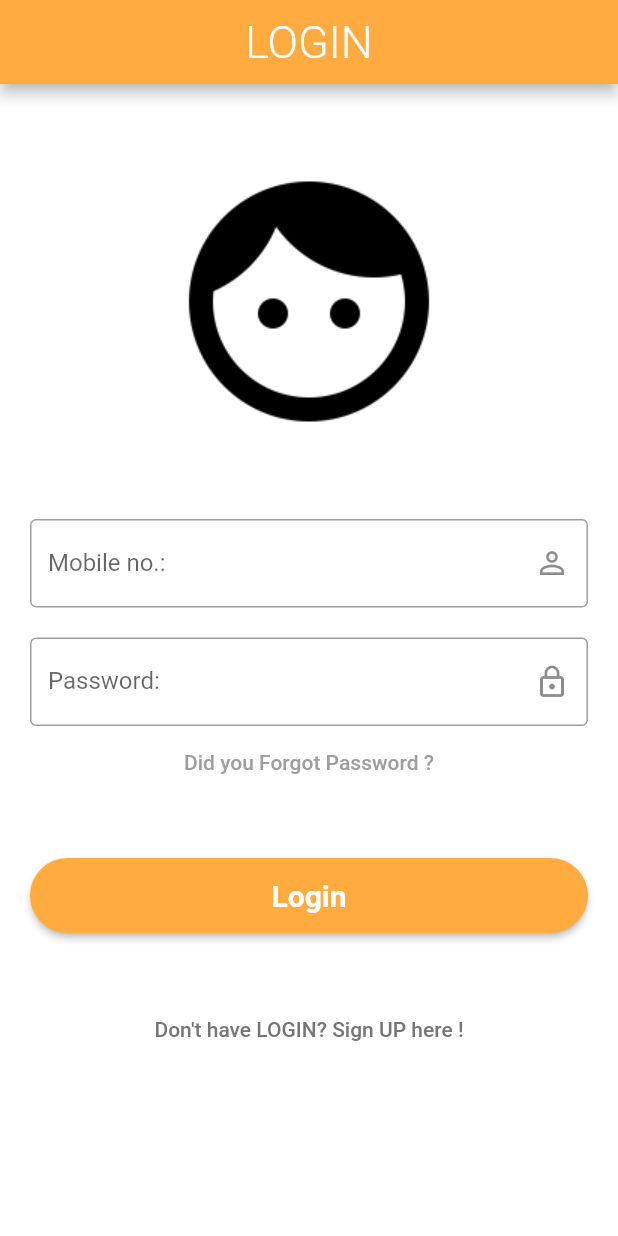
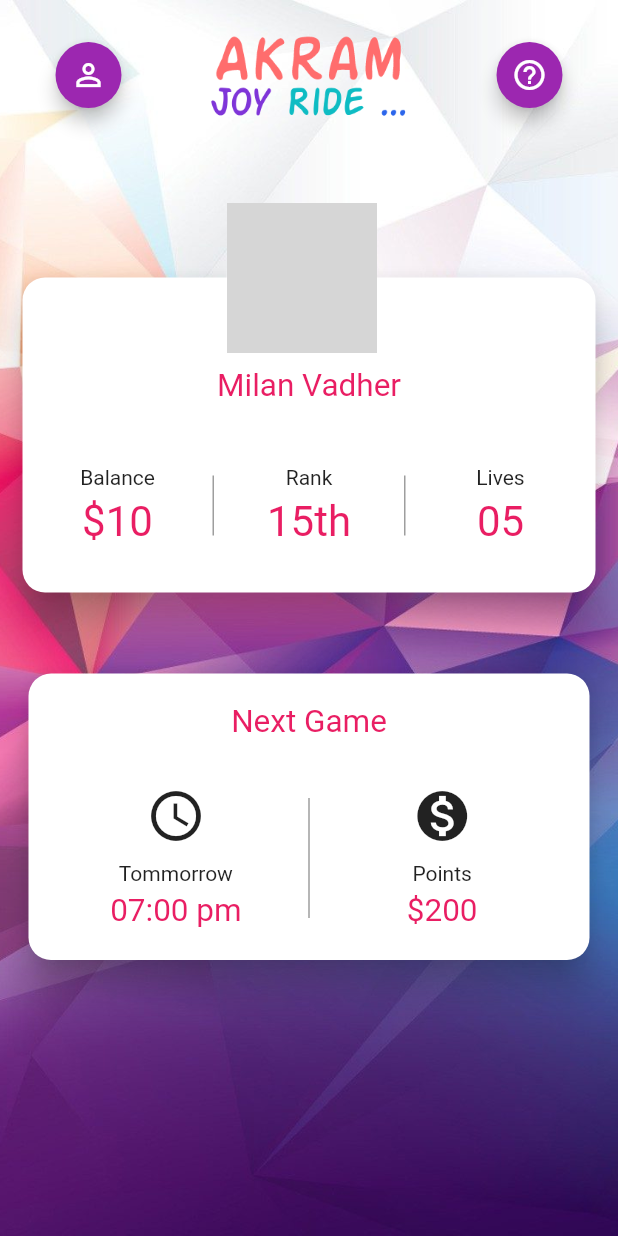
Before and after one commit to divyangmistry/gnan-g, a Flutter app: the screen it shows after launch, on a phone screen of 412 x 824 dp. Run offline on Flutter 3.47's test engine with Material 2 defaults, Android fonts, the phone set to English and light mode, and no system bars; our stand-ins replace shared_preferences; network calls fail; Roboto replaces fonts that are missing (GoogleSans); grey boxes are pictures that could not be loaded.

Commit message:
Create new design for starting

```diff
--- /dev/null
+++ b/lib/UI/game_level.dart
@@ -0,0 +1,244 @@
+import 'package:flutter/material.dart';
+
+class GameLevelPage extends StatefulWidget {
+  @override
+  State<StatefulWidget> createState() => new GameLevelPageState();
+}
+
+class GameLevelPageState extends State<GameLevelPage> {
+  @override
+  Widget build(BuildContext context) {
+    return new Scaffold(
+      backgroundColor: Colors.white,
+      body: new Container(
+        decoration: new BoxDecoration(
+          image: DecorationImage(
+            image: AssetImage('images/bkg.jpg'),
+            fit: BoxFit.cover,
+          ),
+        ),
+        child: new SafeArea(
+          child: new ListView(
+            padding: EdgeInsets.all(15.0),
+            children: <Widget>[
+              _gameBar(),
+              SizedBox(
+                height: 50.0,
+              ),
+              _userCard(),
+              SizedBox(
+                height: 50.0,
+              ),
+              _bonusRoundInfo(),
+            ],
+          ),
+        ),
+      ),
+    );
+  }
+
+  Widget _gameBar() {
+    return new Row(
+      children: <Widget>[
+        _iconButton(
+          Icon(
+            Icons.person_outline,
+            color: Colors.white,
+          ),
+        ),
+        new Expanded(
+          child: Center(
+            child: Image.asset(
+              'images/logo.png',
+              height: 70.0,
+            ),
+          ),
+        ),
+        _iconButton(
+          Icon(
+            Icons.help_outline,
+            color: Colors.white,
+          ),
+        ),
+      ],
+    );
+  }
+
+  Widget _userCard() {
+    return new Container(
+      height: 260,
+      child: new Stack(
+        children: <Widget>[
+          _userDetail(),
+          Positioned(
+            top: 0,
+            left: MediaQuery.of(context).size.width / 2 - 70,
+            child: _userAvatar(),
+          ),
+        ],
+      ),
+    );
+  }
+
+  Widget _bonusRoundInfo() {
+    return Card(
+      elevation: 10.0,
+      shape: RoundedRectangleBorder(
+        borderRadius: BorderRadius.circular(15.0),
+      ),
+      child: Padding(
+        padding: EdgeInsets.all(20.0),
+        child: Column(
+          children: <Widget>[
+            Text(
+              'Next Game',
+              textScaleFactor: 1.5,
+              style: TextStyle(color: Colors.pink),
+            ),
+            SizedBox(
+              height: 30.0,
+            ),
+            Row(
+              children: <Widget>[
+                _bonusData(Icons.access_time, 'Tommorrow', '07:00 pm'),
+                VerticalDivider(
+                  height: 80.0,
+                ),
+                _bonusData(Icons.monetization_on, 'Points', '\$200'),
+              ],
+            )
+          ],
+        ),
+      ),
+    );
+  }
+
+  Widget _bonusData(icon, String title, String value) {
+    return Expanded(
+      child: Column(
+        children: <Widget>[
+          Icon(
+            icon,
+            size: 40.0,
+          ),
+          SizedBox(
+            height: 10.0,
+          ),
+          Title(
+            child: Text(title),
+            color: Colors.grey,
+          ),
+          SizedBox(height: 5.0),
+          Text(
+            value,
+            textScaleFactor: 1.5,
+            style: TextStyle(color: Colors.pink),
+          ),
+        ],
+      ),
+    );
+  }
+
+  Widget _userDetail() {
+    return Card(
+      margin: EdgeInsets.fromLTRB(0, 50, 0, 0),
+      elevation: 10.0,
+      shape: RoundedRectangleBorder(
+        borderRadius: BorderRadius.circular(15.0),
+      ),
+      child: Padding(
+        padding: EdgeInsets.all(10.0),
+        child: new Column(
+          children: <Widget>[
+            new SizedBox(
+              height: 50,
+            ),
+            new Text(
+              'Milan Vadher',
+              textScaleFactor: 1.5,
+              style: TextStyle(
+                color: Colors.pink,
+              ),
+            ),
+            new SizedBox(
+              height: 40,
+            ),
+            new Row(
+              children: <Widget>[
+                _scoreData('Balance', '\$10'),
+                VerticalDivider(),
+                _scoreData('Rank', '15th'),
+                VerticalDivider(),
+                _scoreData('Lives', '05'),
+              ],
+            ),
+          ],
+        ),
+      ),
+    );
+  }
+
+  Widget _scoreData(String title, String value) {
+    return new Expanded(
+      child: Container(
+        child: Column(
+          crossAxisAlignment: CrossAxisAlignment.center,
+          mainAxisAlignment: MainAxisAlignment.center,
+          children: <Widget>[
+            Title(
+              child: Text(title),
+              color: Colors.grey,
+            ),
+            SizedBox(height: 5.0),
+            Text(
+              value,
+              textScaleFactor: 2,
+              style: TextStyle(color: Colors.pink),
+            )
+          ],
+        ),
+      ),
+    );
+  }
+
+  Widget _iconButton(Icon icon) {
+    return new RaisedButton(
+      onPressed: () {},
+      child: icon,
+      color: Colors.purple,
+      shape: new CircleBorder(),
+      elevation: 5.0,
+      padding: const EdgeInsets.all(10.0),
+    );
+  }
+
+  Widget _userAvatar() {
+    return new Container(
+      width: 100.0,
+      height: 100.0,
+      decoration: BoxDecoration(
+        shape: BoxShape.circle,
+        color: Colors.white54,
+        image: DecorationImage(
+          fit: BoxFit.fill,
+          image: NetworkImage(
+              'https://avatars2.githubusercontent.com/u/16611246?s=400&v=4'),
+        ),
+      ),
+    );
+  }
+}
+
+class VerticalDivider extends StatelessWidget {
+  final double height;
+  VerticalDivider({this.height: 40});
+  @override
+  Widget build(BuildContext context) {
+    return new Container(
+      height: height,
+      width: 1.0,
+      color: Colors.grey,
+      margin: const EdgeInsets.only(left: 10.0, right: 10.0),
+    );
+  }
+}
--- a/lib/main.dart
+++ b/lib/main.dart
@@ -5,6 +5,7 @@ import 'package:flutter/services.dart';
 import 'package:http/http.dart';
 import 'package:kon_banega_mokshadhipati/Service/apiservice.dart';
 import 'package:kon_banega_mokshadhipati/UI/forgot_password.dart';
+import 'package:kon_banega_mokshadhipati/UI/game_level.dart';
 import 'package:kon_banega_mokshadhipati/UI/level_ui.dart';
 import 'package:kon_banega_mokshadhipati/UI/login_ui.dart';
 import 'package:kon_banega_mokshadhipati/UI/game_page.dart';
@@ -27,28 +28,29 @@ void main() async {
   await SystemChrome.setPreferredOrientations([DeviceOrientation.portraitUp]);
   SharedPreferences prefs = await SharedPreferences.getInstance();
   // Set default home.
-  Widget _defaultHome = new LoginUI();
-  _result = prefs.getBool('b_isUserLoggedIn') == null
-      ? false
-      : prefs.getBool('b_isUserLoggedIn');
-  _theme = await appAuth.checkTheme();
-  if (_result) {
-    var data = {
-      'user_mob': json.decode(prefs.getString('user_info'))['user_info']
-          ['mobile']
-    };
-    Response res = await appAuth.getUserState(json.encode(data));
-    if (res.statusCode == 200) {
-      Map<String, dynamic> userstateStr = json.decode(res.body)['results'];
-      print('IN MAIN ::: userstateStr :::');
-      print(userstateStr);
-      UserState userState = UserState.fromJson(userstateStr);
-      CacheData.userState = userState;
-      _defaultHome = new LevelUI();
-    } else {
-      _defaultHome = new LoginUI();
-    }
-  }
+  Widget _defaultHome = new GameLevelPage();
+  // Widget _defaultHome = new LoginUI();
+  // _result = prefs.getBool('b_isUserLoggedIn') == null
+  //     ? false
+  //     : prefs.getBool('b_isUserLoggedIn');
+  // _theme = await appAuth.checkTheme();
+  // if (_result) {
+  //   var data = {
+  //     'user_mob': json.decode(prefs.getString('user_info'))['user_info']
+  //         ['mobile']
+  //   };
+  //   Response res = await appAuth.getUserState(json.encode(data));
+  //   if (res.statusCode == 200) {
+  //     Map<String, dynamic> userstateStr = json.decode(res.body)['results'];
+  //     print('IN MAIN ::: userstateStr :::');
+  //     print(userstateStr);
+  //     UserState userState = UserState.fromJson(userstateStr);
+  //     CacheData.userState = userState;
+  //     _defaultHome = new LevelUI();
+  //   } else {
+  //     _defaultHome = new LoginUI();
+  //   }
+  // }
 
   runApp(
     new MaterialApp(
--- a/pubspec.yaml
+++ b/pubspec.yaml
@@ -48,6 +48,8 @@ flutter:
     - images/TZLogo.jpg
     - images/face.png
     - images/planet.png
+    - images/logo.png
+    - images/bkg.jpg
 
   # An image asset can refer to one or more resolution-specific "variants", see
   # https://flutter.io/assets-and-images/#resolution-aware.
```
Also changed, not shown: images/bkg.jpg (added), images/logo.png (added).
